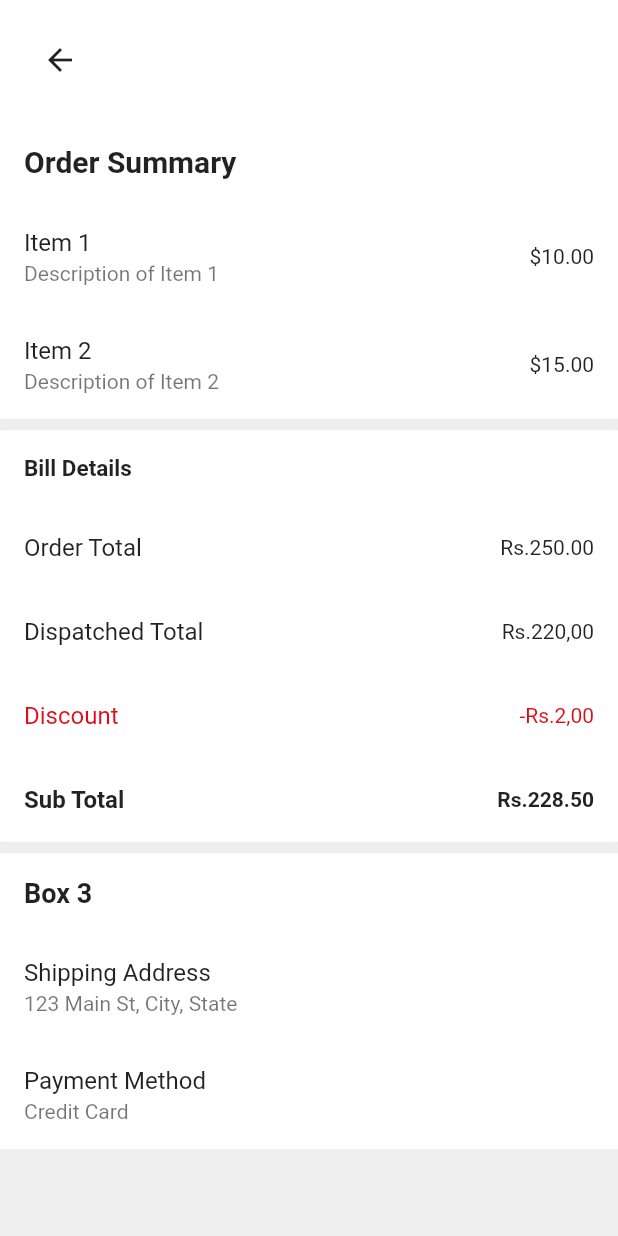
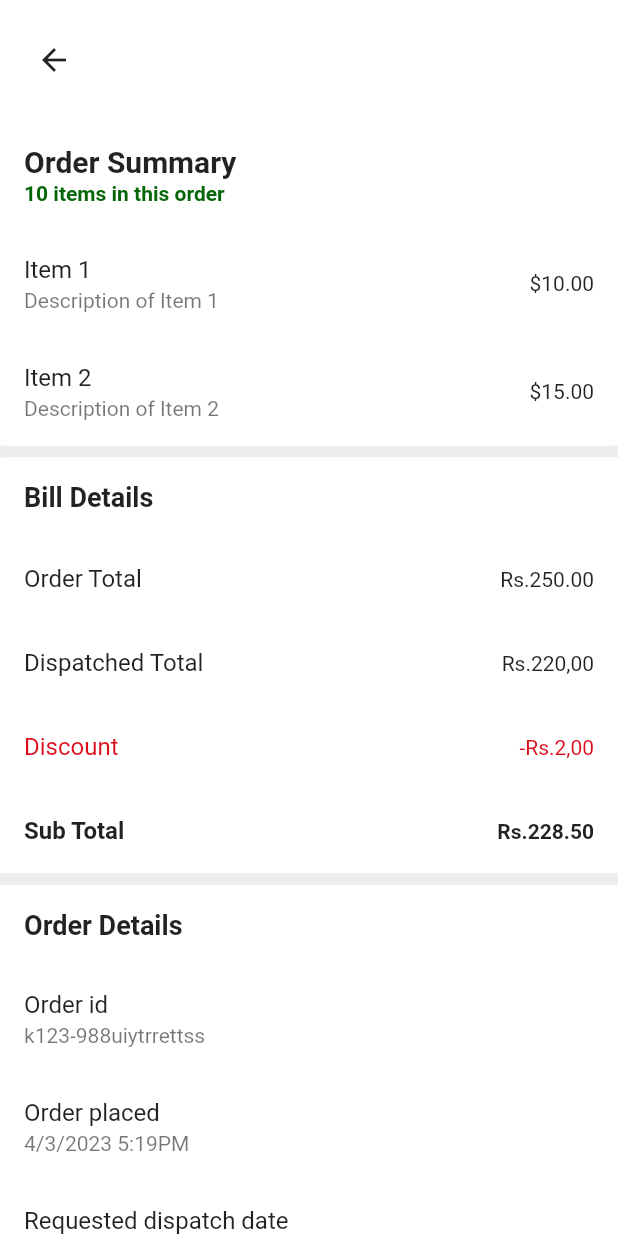
Before and after one commit to SanchitBatra-DevelopAnything/KidysDistributorApp, a Flutter app: the OrderSummary screen opened by its route, on a phone screen of 412 x 824 dp. Run offline on Flutter 3.47's test engine with Material 2 defaults, Android fonts, the phone set to English and light mode, and no system bars; our stand-ins replace audioplayers, flutter_spinkit; missing offline and left inert: flutter_pdfview.

Commit message:
Designed order box

```diff
--- a/lib/orderSummary.dart
+++ b/lib/orderSummary.dart
@@ -10,7 +10,7 @@ class OrderSummary extends StatelessWidget {
             Container(
               height: 80.0,
               color: Colors.white,
-              padding: EdgeInsets.only(left: 16.0),
+              padding: EdgeInsets.only(left: 12.0),
               child: Row(
                 children: [
                   IconButton(
@@ -38,12 +38,26 @@ class OrderSummary extends StatelessWidget {
                           children: [
                             Padding(
                               padding: EdgeInsets.all(16.0),
-                              child: Text(
-                                "Order Summary",
-                                style: TextStyle(
-                                  fontSize: 20.0,
-                                  fontWeight: FontWeight.bold,
-                                ),
+                              child: Column(
+                                crossAxisAlignment: CrossAxisAlignment.start,
+                                children: [
+                                  Text(
+                                    "Order Summary",
+                                    style: TextStyle(
+                                      fontSize: 20.0,
+                                      fontWeight: FontWeight.bold,
+                                    ),
+                                  ),
+                                  SizedBox(
+                                    height: 2,
+                                  ),
+                                  Text(
+                                    "10 items in this order",
+                                    style: TextStyle(
+                                        fontWeight: FontWeight.bold,
+                                        color: Color.fromARGB(255, 4, 102, 7)),
+                                  )
+                                ],
                               ),
                             ),
                             ListTile(
@@ -74,7 +88,7 @@ class OrderSummary extends StatelessWidget {
                               child: Text(
                                 'Bill Details',
                                 style: TextStyle(
-                                  fontSize: 15.0,
+                                  fontSize: 18.0,
                                   fontWeight: FontWeight.bold,
                                 ),
                               ),
@@ -125,7 +139,7 @@ class OrderSummary extends StatelessWidget {
                             Padding(
                               padding: EdgeInsets.all(16.0),
                               child: Text(
-                                'Box 3',
+                                'Order Details',
                                 style: TextStyle(
                                   fontSize: 18.0,
                                   fontWeight: FontWeight.bold,
@@ -133,12 +147,16 @@ class OrderSummary extends StatelessWidget {
                               ),
                             ),
                             ListTile(
-                              title: Text('Shipping Address'),
-                              subtitle: Text('123 Main St, City, State'),
+                              title: Text('Order id'),
+                              subtitle: Text('k123-988uiytrrettss'),
                             ),
                             ListTile(
-                              title: Text('Payment Method'),
-                              subtitle: Text('Credit Card'),
+                              title: Text('Order placed'),
+                              subtitle: Text('4/3/2023 5:19PM'),
+                            ),
+                            ListTile(
+                              title: Text('Requested dispatch date'),
+                              subtitle: Text('4/4/2023'),
                             ),
                           ],
                         ),
```
